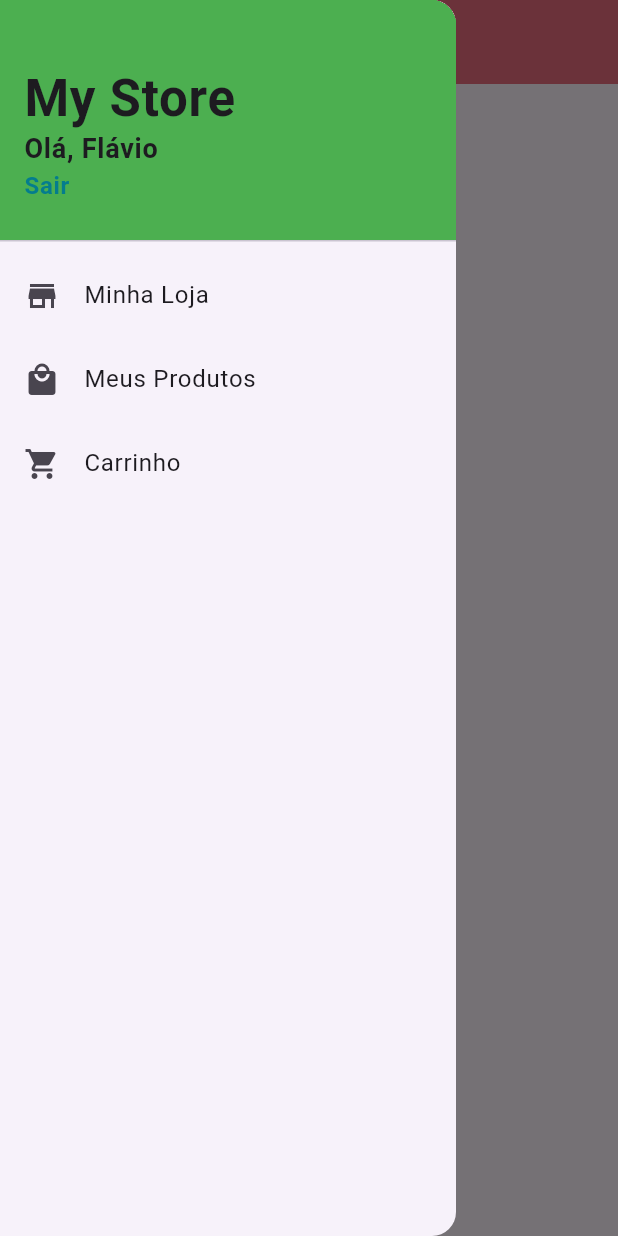
After one commit to flaviogsromeiro/freelancer-store, a Flutter app: the screen it shows after launch, with the side drawer open, on a phone screen of 412 x 824 dp. The commit adds this screen. Run offline on Flutter 3.47's test engine with Material 3 defaults, Android fonts, the phone set to English and light mode, and no system bars; our stand-ins replace bloc, brasil_fields, cloud_firestore, dotted_border, firebase_auth, firebase_core and 4 more; accounts and stored records are empty.

Commit message:
fix: ajustes

```diff
--- a/lib/main.dart
+++ b/lib/main.dart
@@ -3,8 +3,8 @@ import 'package:flutter/material.dart';
 import 'package:flutter_bloc/flutter_bloc.dart';
 import 'package:my_store/src/core/di/dependency_assembly.dart' as di;
 import 'package:my_store/src/ini/firebase_options.dart';
+import 'package:my_store/src/modules/home/view/pages/home_screen.dart';
 import 'package:my_store/src/modules/product/view/bloc/product_bloc.dart';
-import 'package:my_store/src/modules/product/view/pages/product_form_screen.dart';
 import 'package:my_store/src/modules/user/view/bloc/user_bloc.dart';
 
 void main() async {
@@ -38,7 +38,7 @@ class MyApp extends StatelessWidget {
             primarySwatch: Colors.blue,
             primaryColor: const Color.fromARGB(255, 4, 125, 141)),
         debugShowCheckedModeBanner: false,
-        home: const ProductFormScreen(),
+        home: const HomeScreen(),
       ),
     );
   }
--- /dev/null
+++ b/lib/src/modules/home/view/pages/home_screen.dart
@@ -0,0 +1,103 @@
+import 'package:flutter/material.dart';
+import 'package:my_store/src/modules/product/view/pages/products_list_screen.dart';
+import 'package:my_store/src/modules/user/view/pages/login_screen.dart';
+import 'package:my_store/src/ui/appBar/appbar_simple.dart';
+import 'package:my_store/src/utils/style/styles.dart';
+
+class HomeScreen extends StatelessWidget {
+  const HomeScreen({super.key});
+
+  @override
+  Widget build(BuildContext context) {
+    Widget buildDrawerBack() => Container(
+          decoration: BoxDecoration(color: Styles.primary),
+        );
+
+    return Scaffold(
+      appBar: AppBarSimple(
+        title: 'My Store',
+        leading: const Icon(Icons.menu),
+      ),
+      drawer: Drawer(
+        child: ListView(
+          padding: EdgeInsets.zero,
+          children: <Widget>[
+            DrawerHeader(
+              decoration: BoxDecoration(
+                color: Styles.primary,
+              ),
+              child: Container(
+                margin: const EdgeInsets.only(bottom: 8.0),
+                padding: const EdgeInsets.fromLTRB(0.0, 16.0, 16.0, 8.0),
+                height: 170.0,
+                child: Stack(
+                  children: <Widget>[
+                    const Positioned(
+                      top: 8.0,
+                      left: 0.0,
+                      child: Text(
+                        "My Store",
+                        style: TextStyle(
+                            fontSize: 34.0, fontWeight: FontWeight.bold),
+                      ),
+                    ),
+                    Positioned(
+                        left: 0.0,
+                        bottom: 0.0,
+                        child: Column(
+                          crossAxisAlignment: CrossAxisAlignment.start,
+                          children: <Widget>[
+                            const Text(
+                              "Olá, Flávio",
+                              style: TextStyle(
+                                  fontSize: 18.0, fontWeight: FontWeight.bold),
+                            ),
+                            GestureDetector(
+                              child: Text(
+                                "Sair",
+                                style: TextStyle(
+                                    color: Theme.of(context).primaryColor,
+                                    fontSize: 16.0,
+                                    fontWeight: FontWeight.bold),
+                              ),
+                              onTap: () {
+                                Navigator.of(context).push(MaterialPageRoute(
+                                    builder: (context) => const LoginScreen()));
+                              },
+                            )
+                          ],
+                        ))
+                  ],
+                ),
+              ),
+            ),
+            ListTile(
+              leading: const Icon(Icons.store),
+              title: const Text('Minha Loja'),
+              onTap: () {
+                // Ação ao clicar em Home
+                Navigator.pop(context);
+              },
+            ),
+            ListTile(
+              leading: const Icon(Icons.local_mall),
+              title: const Text('Meus Produtos'),
+              onTap: () =>
+                  Navigator.of(context).push(MaterialPageRoute(builder: (_) {
+                return const ProductsListScreen();
+              })),
+            ),
+            ListTile(
+              leading: const Icon(Icons.local_grocery_store),
+              title: const Text('Carrinho'),
+              onTap: () {
+                // Ação ao clicar em Contact
+                Navigator.pop(context);
+              },
+            ),
+          ],
+        ),
+      ),
+    );
+  }
+}
--- a/lib/src/modules/product/view/widgets/card_product_list.dart
+++ b/lib/src/modules/product/view/widgets/card_product_list.dart
@@ -17,6 +17,9 @@ class CardProductList extends StatelessWidget {
     return Container(
       height: Utils.heightSize(context) * 0.3,
       width: Utils.widthSize(context) * 0.45,
+      margin: EdgeInsets.symmetric(
+          vertical: Utils.heightSize(context) * 0.015,
+          horizontal: Utils.widthSize(context) * 0.02),
       decoration: BoxDecoration(
         color: Styles.tertiary,
         border: Border.all(color: Styles.primary),
--- a/lib/src/ui/appBar/appbar_simple.dart
+++ b/lib/src/ui/appBar/appbar_simple.dart
@@ -1,6 +1,5 @@
 // ignore_for_file: public_member_api_docs, sort_constructors_first
 import 'package:flutter/material.dart';
-import 'package:my_store/src/ui/buttons/app_back_widget.dart';
 import 'package:my_store/src/utils/style/styles.dart';
 
 class AppBarSimple extends StatelessWidget implements PreferredSizeWidget {
@@ -9,10 +8,12 @@ class AppBarSimple extends StatelessWidget implements PreferredSizeWidget {
     this.isPop = false,
     super.key,
     this.action,
+    this.leading,
   });
 
   final String title;
   final List<Widget>? action;
+  final Widget? leading;
   bool isPop;
 
   @override
@@ -21,9 +22,9 @@ class AppBarSimple extends StatelessWidget implements PreferredSizeWidget {
       backgroundColor: Styles.primatySecondary,
       titleSpacing: 2,
       toolbarHeight: 65,
-      leading: AppBackWidget(
-        isPop: isPop,
-      ),
+      // leading: leading ?? AppBackWidget(
+      //   isPop: isPop,
+      // ),
       leadingWidth: 65,
       elevation: 0,
       centerTitle: true,
```
Also changed, not shown: lib/src/modules/product/view/pages/products_list_screen.dart (+11 -5 lines).
